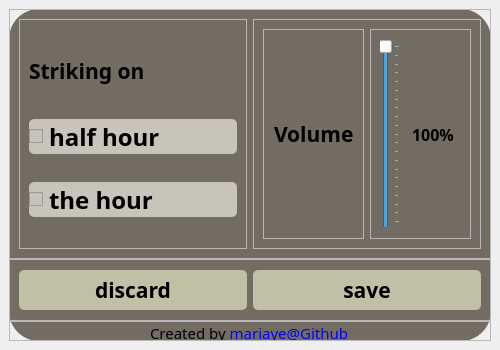
Before: the Qt Designer form need/setting.ui in mariaye/cuckooClock, drawn with Qt 5.
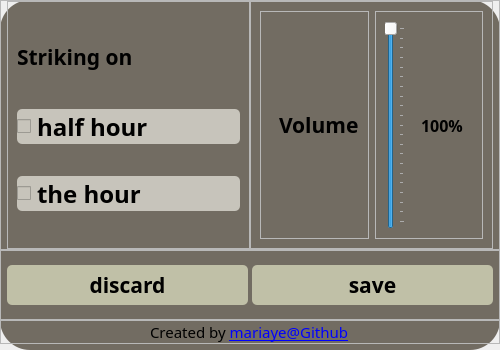
After: the same form once the commit is applied. Icons and pictures are not drawn.

```diff
--- a/need/setting.ui
+++ b/need/setting.ui
@@ -49,8 +49,29 @@
     </size>
    </property>
    <layout class="QVBoxLayout" name="verticalLayout">
+    <property name="spacing">
+     <number>0</number>
+    </property>
+    <property name="leftMargin">
+     <number>0</number>
+    </property>
+    <property name="topMargin">
+     <number>0</number>
+    </property>
+    <property name="rightMargin">
+     <number>0</number>
+    </property>
+    <property name="bottomMargin">
+     <number>0</number>
+    </property>
     <item>
      <widget class="QFrame" name="frame">
+      <property name="minimumSize">
+       <size>
+        <width>500</width>
+        <height>350</height>
+       </size>
+      </property>
       <property name="styleSheet">
        <string notr="true">QFrame#frame{
 	background-color:rgb(114, 108, 98);
@@ -100,6 +121,21 @@
           <enum>QFrame::Raised</enum>
          </property>
          <layout class="QHBoxLayout" name="horizontalLayout_2">
+          <property name="spacing">
+           <number>0</number>
+          </property>
+          <property name="leftMargin">
+           <number>6</number>
+          </property>
+          <property name="topMargin">
+           <number>0</number>
+          </property>
+          <property name="rightMargin">
+           <number>6</number>
+          </property>
+          <property name="bottomMargin">
+           <number>0</number>
+          </property>
           <item>
            <widget class="QFrame" name="frame_4">
             <property name="frameShape">
@@ -279,6 +315,18 @@
        </item>
        <item>
         <widget class="QFrame" name="frame_2">
+         <property name="minimumSize">
+          <size>
+           <width>0</width>
+           <height>70</height>
+          </size>
+         </property>
+         <property name="maximumSize">
+          <size>
+           <width>16777215</width>
+           <height>70</height>
+          </size>
+         </property>
          <property name="font">
           <font>
            <family>Agency FB</family>
@@ -301,6 +349,21 @@
           <enum>QFrame::Raised</enum>
          </property>
          <layout class="QHBoxLayout" name="horizontalLayout">
+          <property name="spacing">
+           <number>4</number>
+          </property>
+          <property name="leftMargin">
+           <number>6</number>
+          </property>
+          <property name="topMargin">
+           <number>0</number>
+          </property>
+          <property name="rightMargin">
+           <number>6</number>
+          </property>
+          <property name="bottomMargin">
+           <number>0</number>
+          </property>
           <item>
            <widget class="QPushButton" name="pushButton">
             <property name="minimumSize">
@@ -370,7 +433,7 @@
          </layout>
         </widget>
        </item>
-       <item>
+       <item alignment="Qt::AlignTop">
         <widget class="QFrame" name="frame_8">
          <property name="minimumSize">
           <size>
@@ -381,7 +444,7 @@
          <property name="maximumSize">
           <size>
            <width>16777215</width>
-           <height>20</height>
+           <height>50</height>
           </size>
          </property>
          <property name="frameShape">
```
